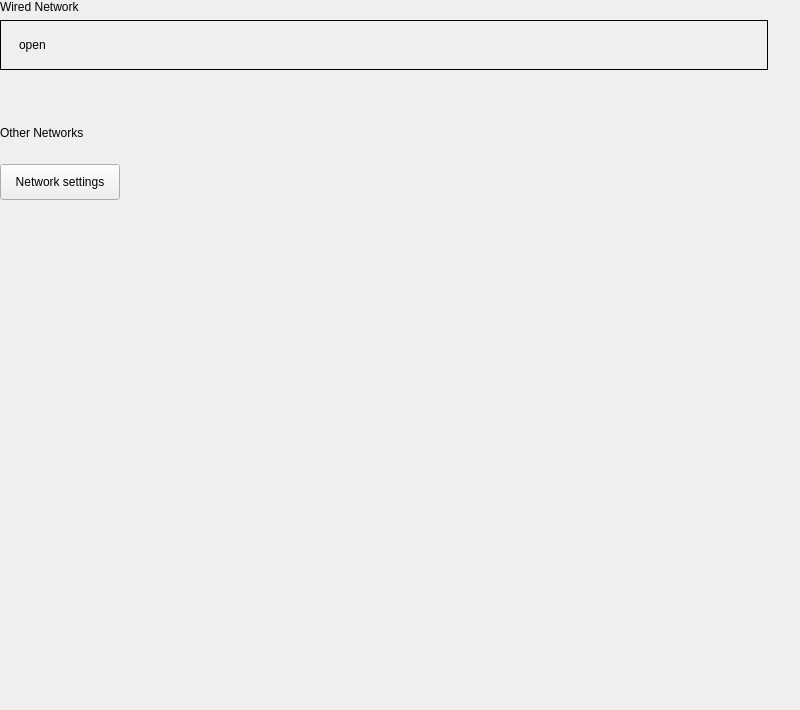
First picture: the form in plugins/network/netconnect/netconnect.ui, repository ukui/ukui-control-center, before the edit.
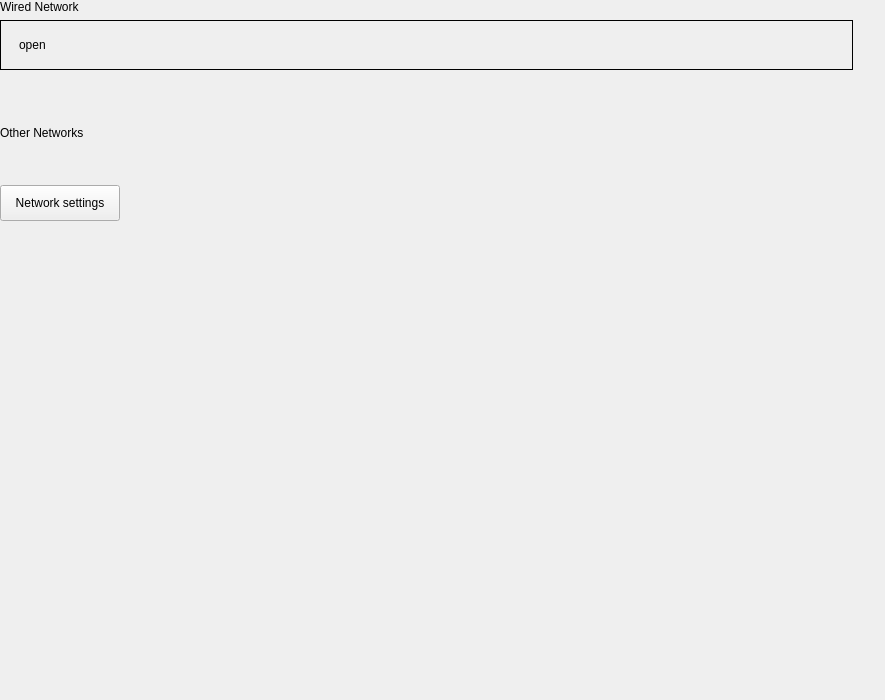
Second picture: the form after the edit. Custom widgets are drawn as their Qt base class.

```diff
--- a/plugins/network/netconnect/netconnect.ui
+++ b/plugins/network/netconnect/netconnect.ui
@@ -6,8 +6,8 @@
    <rect>
     <x>0</x>
     <y>0</y>
-    <width>800</width>
-    <height>710</height>
+    <width>885</width>
+    <height>700</height>
    </rect>
   </property>
   <property name="minimumSize">
@@ -33,7 +33,7 @@
     <number>0</number>
    </property>
    <property name="rightMargin">
-    <number>0</number>
+    <number>32</number>
    </property>
    <item>
     <widget class="TitleLabel" name="titleLabel">
@@ -57,19 +57,19 @@
       <number>1</number>
      </property>
      <property name="rightMargin">
-      <number>32</number>
+      <number>0</number>
      </property>
      <item>
       <widget class="QFrame" name="openWifiFrame">
        <property name="minimumSize">
         <size>
-         <width>550</width>
+         <width>0</width>
          <height>50</height>
         </size>
        </property>
        <property name="maximumSize">
         <size>
-         <width>960</width>
+         <width>16777215</width>
          <height>50</height>
         </size>
        </property>
@@ -144,13 +144,13 @@
     <widget class="QWidget" name="widget" native="true">
      <property name="minimumSize">
       <size>
-       <width>550</width>
+       <width>0</width>
        <height>50</height>
       </size>
      </property>
      <property name="maximumSize">
       <size>
-       <width>960</width>
+       <width>16777215</width>
        <height>50</height>
       </size>
      </property>
@@ -205,6 +205,9 @@
    </item>
    <item>
     <layout class="QVBoxLayout" name="verticalLayout">
+     <property name="spacing">
+      <number>1</number>
+     </property>
      <item>
       <layout class="QVBoxLayout" name="availableLayout">
        <property name="spacing">
@@ -212,6 +215,25 @@
        </property>
       </layout>
      </item>
+     <item>
+      <layout class="QVBoxLayout" name="verticalLayout_4"/>
+     </item>
+     <item>
+      <spacer name="verticalSpacer_2">
+       <property name="orientation">
+        <enum>Qt::Vertical</enum>
+       </property>
+       <property name="sizeType">
+        <enum>QSizePolicy::Fixed</enum>
+       </property>
+       <property name="sizeHint" stdset="0">
+        <size>
+         <width>20</width>
+         <height>21</height>
+        </size>
+       </property>
+      </spacer>
+     </item>
      <item>
       <layout class="QHBoxLayout" name="horizontalLayout">
        <item>
```
